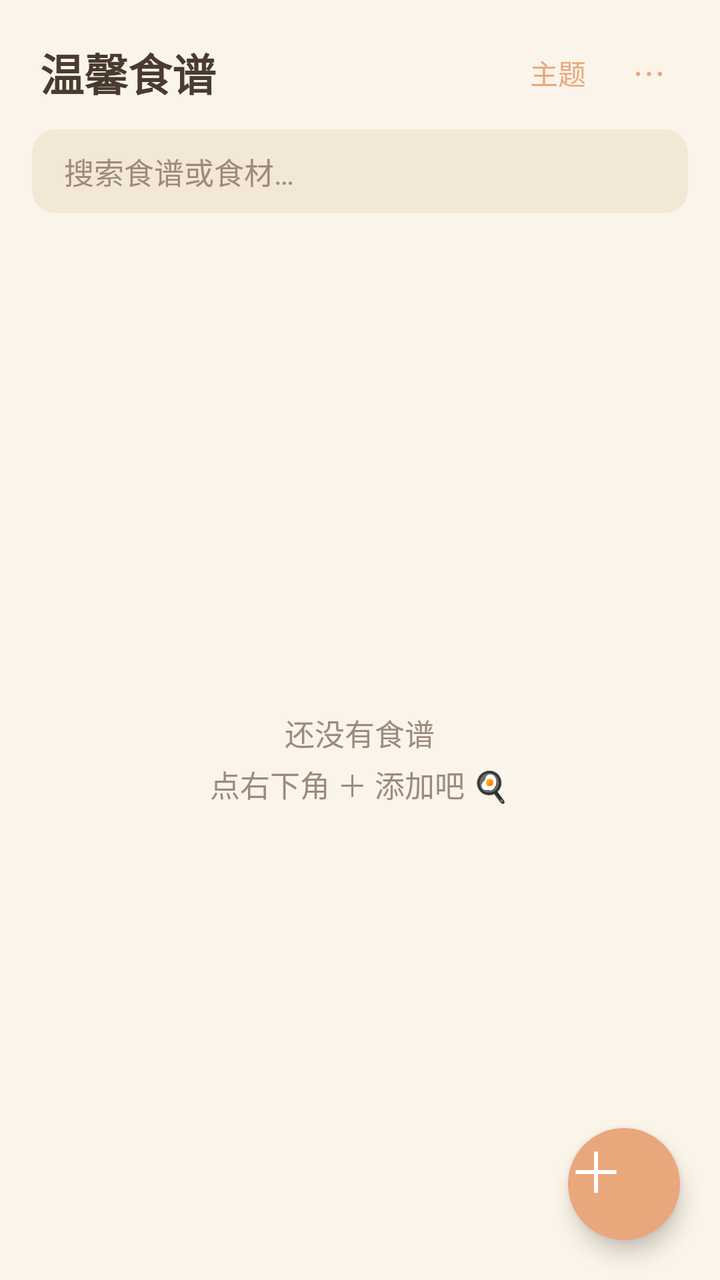
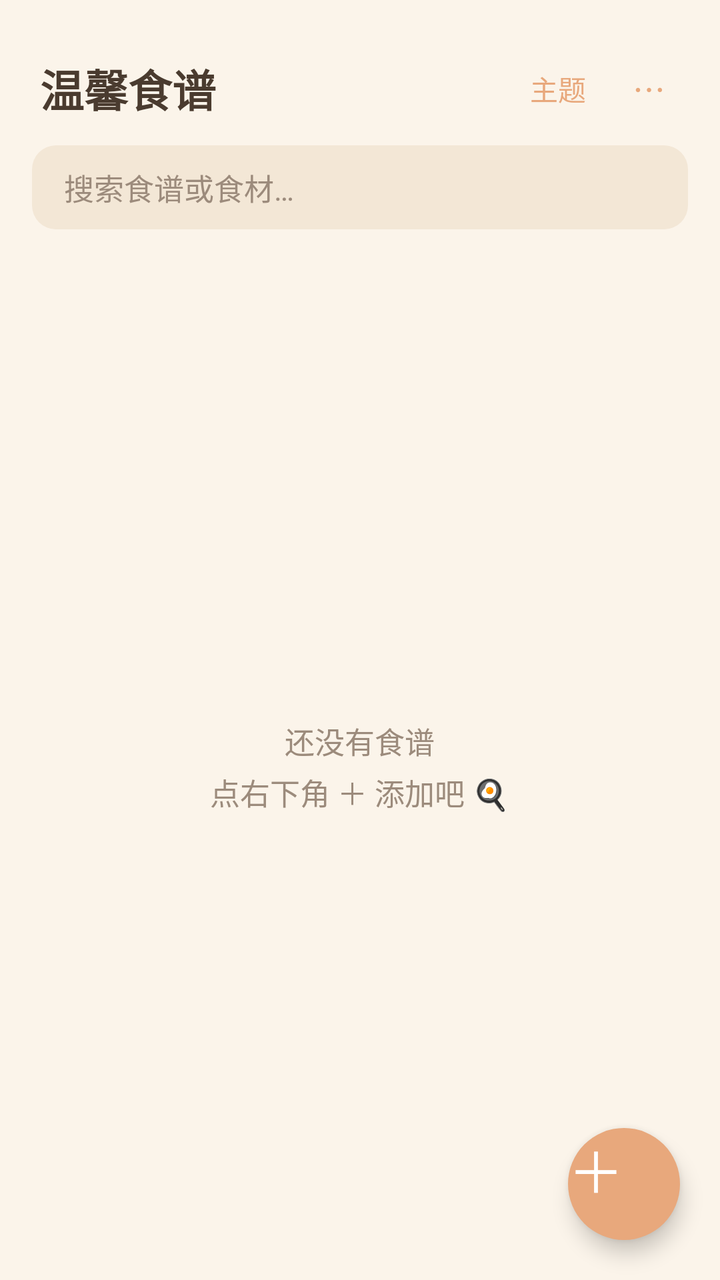

Before-and-after screenshots of an Android layout around one commit, followed by the original layout XML and the change that was made.
<!-- AndroidManifest.xml: application theme Theme.WarmRecipes -->
<!-- res/layout/fragment_home.xml -->
<?xml version="1.0" encoding="utf-8"?>
<LinearLayout xmlns:android="http://schemas.android.com/apk/res/android"
    android:layout_width="match_parent"
    android:layout_height="match_parent"
    android:orientation="vertical">

    <LinearLayout
        android:layout_width="match_parent"
        android:layout_height="wrap_content"
        android:orientation="horizontal"
        android:gravity="center_vertical"
        android:paddingLeft="20dp"
        android:paddingRight="16dp"
        android:paddingTop="16dp"
        android:paddingBottom="8dp">

        <TextView
            android:id="@+id/title"
            android:layout_width="0dp"
            android:layout_height="wrap_content"
            android:layout_weight="1"
            android:text="@string/app_name"
            android:textSize="22sp"
            android:textStyle="bold"
            android:textColor="?android:attr/textColorPrimary" />

        <Button
            android:id="@+id/btn_theme"
            android:layout_width="wrap_content"
            android:layout_height="wrap_content"
            android:minHeight="0dp"
            android:minWidth="0dp"
            android:paddingLeft="12dp"
            android:paddingRight="12dp"
            android:paddingTop="8dp"
            android:paddingBottom="8dp"
            android:background="?android:attr/selectableItemBackgroundBorderless"
            android:text="主题"
            android:textAllCaps="false"
            android:textSize="14sp"
            android:textColor="?android:attr/colorAccent"
            android:stateListAnimator="@null" />

        <Button
            android:id="@+id/btn_more"
            android:layout_width="wrap_content"
            android:layout_height="wrap_content"
            android:minHeight="0dp"
            android:minWidth="0dp"
            android:paddingLeft="12dp"
            android:paddingRight="12dp"
            android:paddingTop="8dp"
            android:paddingBottom="8dp"
            android:background="?android:attr/selectableItemBackgroundBorderless"
            android:text="⋯"
            android:textSize="18sp"
            android:textColor="?android:attr/colorAccent"
            android:stateListAnimator="@null" />
    </LinearLayout>

    <EditText
        android:id="@+id/search_input"
        android:layout_width="match_parent"
        android:layout_height="wrap_content"
        android:layout_marginLeft="16dp"
        android:layout_marginRight="16dp"
        android:layout_marginBottom="8dp"
        android:hint="搜索食谱或食材…"
        android:singleLine="true"
        android:paddingLeft="16dp"
        android:paddingRight="16dp"
        android:paddingTop="10dp"
        android:paddingBottom="10dp"
        android:textSize="15sp"
        android:background="@drawable/bg_input"
        android:textColor="?android:attr/textColorPrimary"
        android:textColorHint="?android:attr/textColorSecondary" />

    <HorizontalScrollView
        android:layout_width="match_parent"
        android:layout_height="wrap_content"
        android:scrollbars="none"
        android:paddingLeft="12dp"
        android:paddingRight="12dp"
        android:paddingBottom="4dp">

        <LinearLayout
            android:id="@+id/chip_container"
            android:layout_width="wrap_content"
            android:layout_height="wrap_content"
            android:orientation="horizontal" />
    </HorizontalScrollView>

    <FrameLayout
        android:layout_width="match_parent"
        android:layout_height="0dp"
        android:layout_weight="1">

        <ListView
            android:id="@+id/list"
            android:layout_width="match_parent"
            android:layout_height="match_parent"
            android:divider="@null"
            android:dividerHeight="0dp"
            android:paddingLeft="12dp"
            android:paddingRight="12dp"
            android:paddingTop="8dp"
            android:paddingBottom="88dp"
            android:clipToPadding="false"
            android:scrollbars="none" />

        <TextView
            android:id="@+id/empty_view"
            android:layout_width="wrap_content"
            android:layout_height="wrap_content"
            android:layout_gravity="center"
            android:text="还没有食谱\n点右下角 ＋ 添加吧 🍳"
            android:gravity="center"
            android:lineSpacingExtra="4dp"
            android:textSize="15sp"
            android:textColor="?android:attr/textColorSecondary" />

        <Button
            android:id="@+id/fab_add"
            android:layout_width="56dp"
            android:layout_height="56dp"
            android:layout_gravity="bottom|end"
            android:layout_margin="20dp"
            android:background="@drawable/bg_fab"
            android:text="＋"
            android:textSize="28sp"
            android:textColor="?attr/colorOnAccent"
            android:stateListAnimator="@null"
            android:elevation="6dp" />
    </FrameLayout>
</LinearLayout>
<!-- resources referenced by this layout -->
<resources>
  <!-- drawable bg_fab (drawable) -->
  <?xml version="1.0" encoding="utf-8"?>
  <shape xmlns:android="http://schemas.android.com/apk/res/android"
      android:shape="oval">
      <solid android:color="?android:attr/colorPrimary" />
  </shape>
  <!-- drawable bg_input (drawable) -->
  <?xml version="1.0" encoding="utf-8"?>
  <shape xmlns:android="http://schemas.android.com/apk/res/android"
      android:shape="rectangle">
      <solid android:color="?attr/colorSurfaceAlt" />
      <corners android:radius="12dp" />
  </shape>
  <string name="app_name">温馨食谱</string>
  <style name="Theme.WarmRecipes" parent="android:Theme.Material.Light.NoActionBar">
          <item name="android:windowBackground">#FBF4EA</item>
          <item name="android:colorPrimary">#E8A87C</item>
          <item name="android:colorPrimaryDark">#D28A5E</item>
          <item name="android:colorAccent">#E8A87C</item>
          <item name="android:statusBarColor">#FBF4EA</item>
          <item name="android:navigationBarColor">#FBF4EA</item>
          <item name="android:windowOptOutEdgeToEdgeEnforcement">true</item>
          <item name="android:windowLightStatusBar">true</item>
          <item name="android:windowLightNavigationBar">true</item>
          <item name="android:textColorPrimary">#4A3B2F</item>
          <item name="android:textColorSecondary">#9C8B7C</item>
          <item name="android:colorBackground">#FBF4EA</item>
          <item name="colorSurface">#FFFFFF</item>
          <item name="colorSurfaceAlt">#F3E7D6</item>
          <item name="colorDivider">#EFE3D4</item>
          <item name="colorOnAccent">#FFFFFF</item>
      </style>
</resources>

<!-- the commit's change to res/layout/fragment_home.xml (unified diff, before → after) -->
@@ -11,7 +11,7 @@
         android:gravity="center_vertical"
         android:paddingLeft="20dp"
         android:paddingRight="16dp"
-        android:paddingTop="16dp"
+        android:paddingTop="24dp"
         android:paddingBottom="8dp">
 
         <TextView
<!-- resource entries referenced after the edit -->
@@ -21,7 +21,6 @@
           <item name="android:colorAccent">#E8A87C</item>
           <item name="android:statusBarColor">#FBF4EA</item>
           <item name="android:navigationBarColor">#FBF4EA</item>
-          <item name="android:windowOptOutEdgeToEdgeEnforcement">true</item>
           <item name="android:windowLightStatusBar">true</item>
           <item name="android:windowLightNavigationBar">true</item>
           <item name="android:textColorPrimary">#4A3B2F</item>
